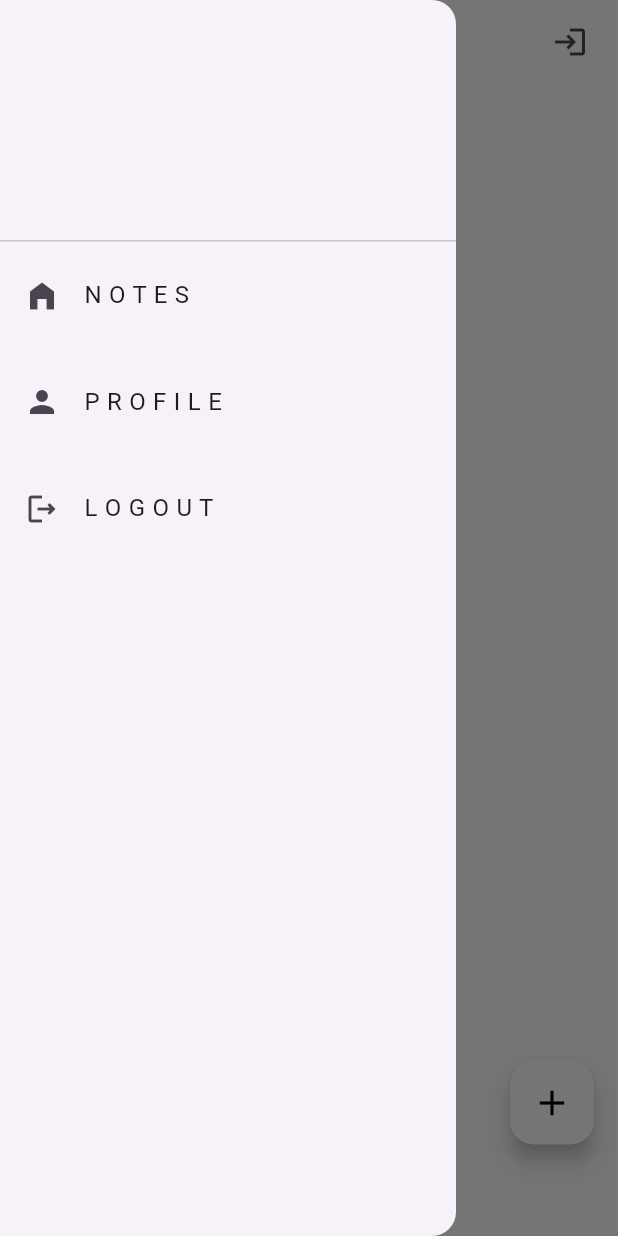
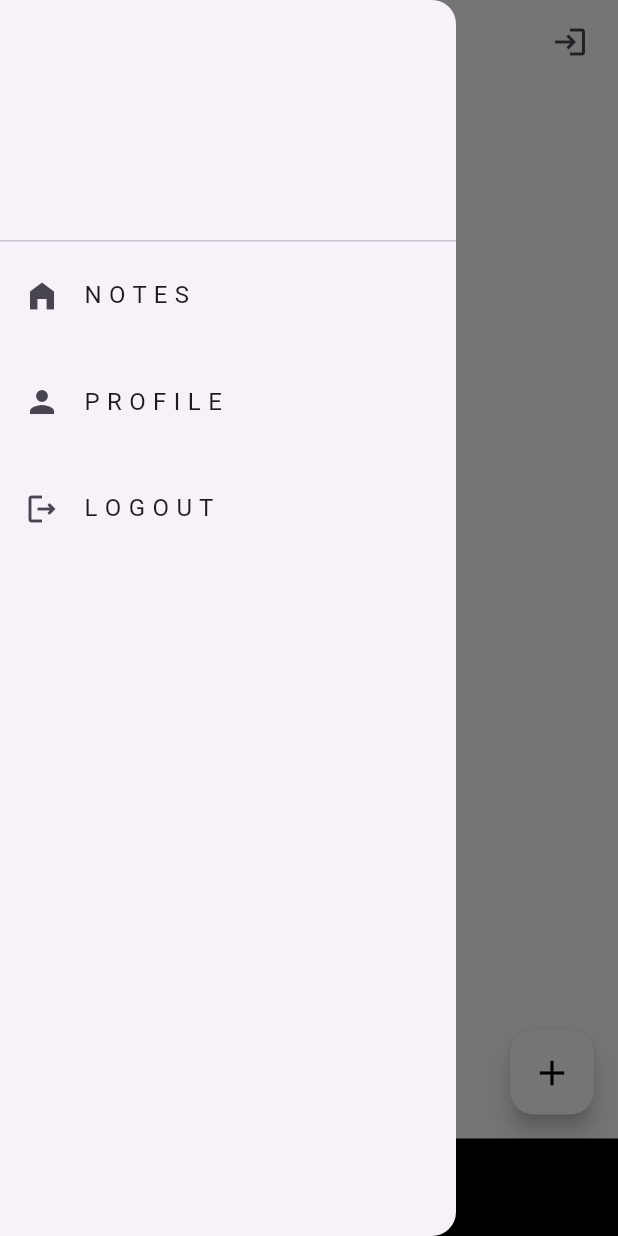
Before and after one commit to robiulsunnyemon/mynoteapp, a Flutter app: the myHomeScreen screen opened directly, with the side drawer open, on a phone screen of 412 x 824 dp. Run offline on Flutter 3.47's test engine with Material 3 defaults, Android fonts, the phone set to English and light mode, and no system bars; our stand-ins replace cloud_firestore, firebase_auth, firebase_core, get, lottie; accounts and stored records are empty.

Commit message:
add background color bottom navigation bar

```diff
--- a/lib/screens/homeScreen.dart
+++ b/lib/screens/homeScreen.dart
@@ -1,6 +1,8 @@
+import 'package:flutter/cupertino.dart';
 import 'package:flutter/material.dart';
 import 'package:mynoteapp/firebase_auth/firbase_auth.dart';
 import 'package:mynoteapp/screens/addNoteScreen.dart';
+
 
 
 import '../controlers/note_controller.dart';
@@ -12,6 +14,7 @@ class myHomeScreen extends StatefulWidget {
   @override
   State<myHomeScreen> createState() => _myHomeScreenState();
 }
+
 
 class _myHomeScreenState extends State<myHomeScreen> {
 
@@ -46,6 +49,7 @@ class _myHomeScreenState extends State<myHomeScreen> {
               return Center(child: CircularProgressIndicator());
             } else {
               return GridView.builder(
+                primary: false,
                 gridDelegate: SliverGridDelegateWithFixedCrossAxisCount(
                   crossAxisCount: 2, // number of items in each row
                 ),
@@ -95,8 +99,9 @@ class _myHomeScreenState extends State<myHomeScreen> {
           ],
         ),
       ),
-      bottomNavigationBar: Padding(
-        padding: const EdgeInsets.symmetric(horizontal: 10, vertical: 10),
+      bottomNavigationBar: Container(
+        color: Colors.black,
+        padding: EdgeInsets.symmetric(horizontal: 10,vertical: 20),
         child: Row(
           mainAxisAlignment: MainAxisAlignment.start,
           children: [
@@ -132,6 +137,7 @@ class _myHomeScreenState extends State<myHomeScreen> {
           ],
         ),
       ),
+
       floatingActionButton: FloatingActionButton(
         backgroundColor: Colors.white,
         onPressed: () {
--- a/pubspec.yaml
+++ b/pubspec.yaml
@@ -40,7 +40,7 @@ dependencies:
   get: ^4.6.6
   lottie: ^3.1.2
   firebase_auth: ^5.1.2
-  toast: ^0.3.0
+  awesome_bottom_bar: ^1.2.4
 
 dev_dependencies:
   flutter_test:
```
Also changed, not shown: pubspec.lock.
